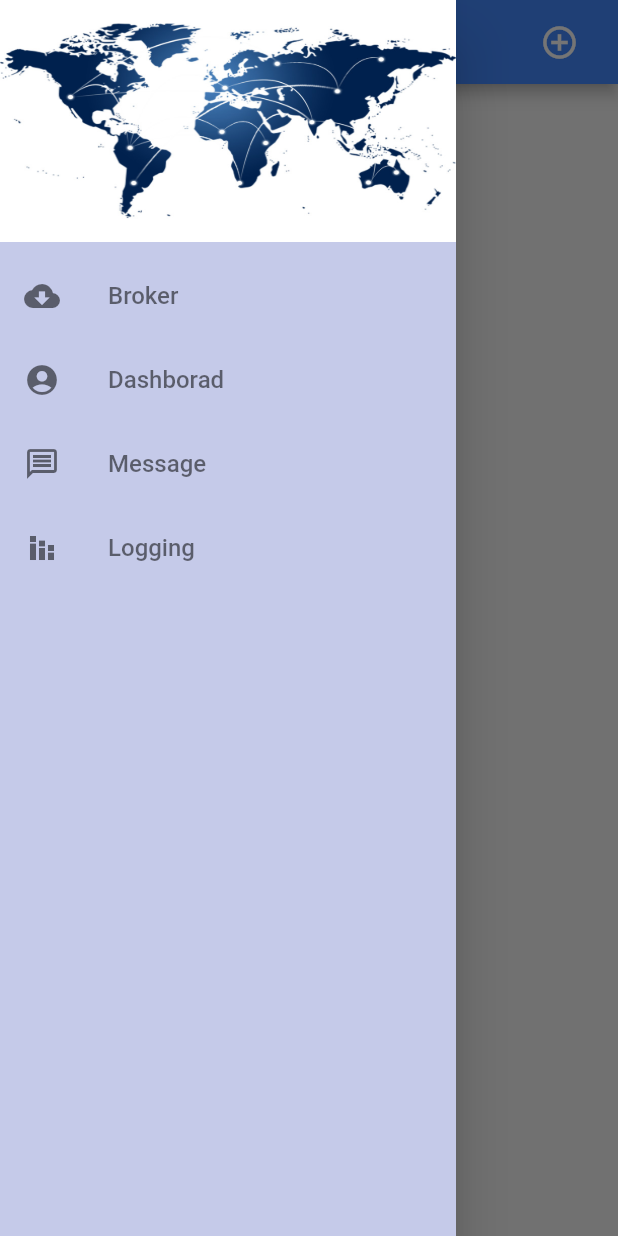
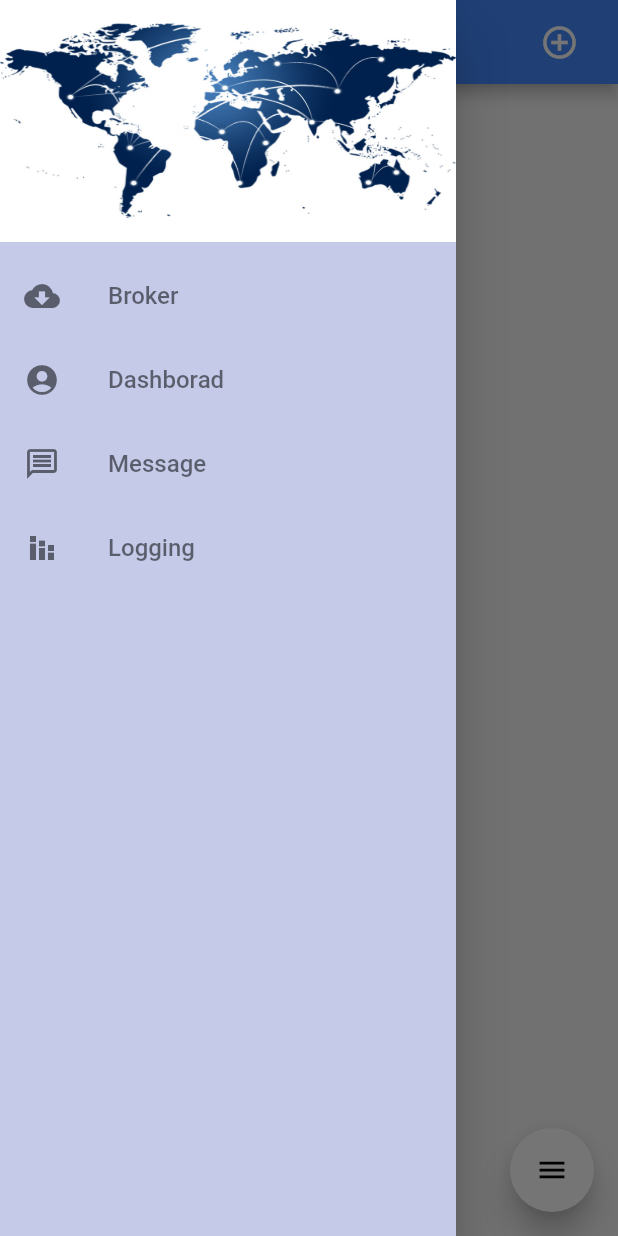
Before and after one commit to Pritesh24gurjar/MQTT_Client-Dashboard-Application-Build-With-Flutter, a Flutter app: the screen it shows after launch, with the side drawer open, on a phone screen of 412 x 824 dp. Run offline on Flutter 3.47's test engine with Material 2 defaults, Android fonts, the phone set to English and light mode, and no system bars; drawn by our look-alikes of flutter_speed_dial; our stand-ins replace auto_size_text, date_format, fluttertoast, font_awesome_flutter, get_it, select_form_field and 3 more; missing offline and left inert: flutter_hsvcolor_picker, flutter_thermometer, mqtt_client, neuomorphic_container, ssl_pinning_plugin; accounts and stored records are empty.

Commit message:
After assesment complition

```diff
--- a/lib/modules/broker/screen/broker_screen.dart
+++ b/lib/modules/broker/screen/broker_screen.dart
@@ -1,6 +1,7 @@
 import 'dart:io';
 
 import 'package:flutter/material.dart';
+import 'package:flutter_speed_dial/flutter_speed_dial.dart';
 import 'package:mqtt_app/helpers/database_helper.dart';
 import 'package:mqtt_app/modules/core/managers/MQTTManager.dart';
 import 'package:mqtt_app/modules/helpers/screen_route.dart';
@@ -199,30 +200,28 @@ class _BrokerScreenState extends State<BrokerScreen> {
                                 onTap: () {
                                   _manager.disconnect();
 
-                                  if (snapshot.data[index].useSSL == 0 && snapshot.data[index].useWS == 1) {
+                                  if (snapshot.data[index].useSSL == 0 &&
+                                      snapshot.data[index].useWS == 1) {
                                     _manager.initializeMQTTClientWS(
                                         host: snapshot.data[index].title,
-                                        identifier: snapshot.data[index].clientid,
+                                        identifier:
+                                            snapshot.data[index].clientid,
                                         port: snapshot.data[index].description,
                                         username: snapshot.data[index].username,
                                         password: snapshot.data[index].password,
                                         useWS: true);
-                                    if(snapshot.data[index].username != null &&
+                                    if (snapshot.data[index].username != null &&
                                         snapshot.data[index].password != null) {
                                       _manager.connect_Websocket();
-                                    }
-                                    else if (snapshot.data[index].username == null&&
-                                        snapshot.data[index].password == null)
-                                    {
+                                    } else if (snapshot.data[index].username ==
+                                            null &&
+                                        snapshot.data[index].password == null) {
                                       _manager.connect_Websocket_WUP();
-                                    }
-                                    else{
+                                    } else {
                                       //_manager.connect1();
                                     }
-
-                                  }
-
-                                  else if (snapshot.data[index].useSSL == 1 && snapshot.data[index].useWS == 0) {
+                                  } else if (snapshot.data[index].useSSL == 1 &&
+                                      snapshot.data[index].useWS == 0) {
                                     _manager.initializeMQTTClientSSL(
                                       host: snapshot.data[index].title,
                                       identifier: snapshot.data[index].clientid,
@@ -230,21 +229,16 @@ class _BrokerScreenState extends State<BrokerScreen> {
                                       username: snapshot.data[index].username,
                                       password: snapshot.data[index].password,
                                     );
-                                    if(snapshot.data[index].username != null &&
+                                    if (snapshot.data[index].username != null &&
                                         snapshot.data[index].password != null) {
                                       _manager.connect_SSL();
-                                    }
-                                    else{
+                                    } else {
                                       _manager.connect_SSL_WUP();
                                     }
-                                  }
-
-                                  else if(snapshot.data[index].useSSL == 1 && snapshot.data[index].useWS == 1)
-                                  {
+                                  } else if (snapshot.data[index].useSSL == 1 &&
+                                      snapshot.data[index].useWS == 1) {
                                     print("you can't do it both");
-                                  }
-
-                                  else {
+                                  } else {
                                     _manager.initializeMQTTClient(
                                       host: snapshot.data[index].title,
                                       identifier: snapshot.data[index].clientid,
@@ -253,14 +247,12 @@ class _BrokerScreenState extends State<BrokerScreen> {
                                       password: snapshot.data[index].password,
                                     );
 
-                                    if(snapshot.data[index].username != null &&
+                                    if (snapshot.data[index].username != null &&
                                         snapshot.data[index].password != null) {
                                       _manager.connect();
-                                    }
-
-                                    else if (snapshot.data[index].username == null&&
-                                        snapshot.data[index].password == null)
-                                    {
+                                    } else if (snapshot.data[index].username ==
+                                            null &&
+                                        snapshot.data[index].password == null) {
                                       _manager.connect_WUP();
                                     }
                                   }
@@ -297,6 +289,53 @@ class _BrokerScreenState extends State<BrokerScreen> {
           ),
         ),
       ),
+      floatingActionButton: SpeedDial(
+        // both default to 16
+        marginRight: 18,
+        marginBottom: 20,
+        animatedIcon: AnimatedIcons.menu_close,
+        animatedIconTheme: IconThemeData(size: 22.0),
+        // this is ignored if animatedIcon is non null
+        // child: Icon(Icons.add),
+        visible: _dialVisible,
+        // If true user is forced to close dial manually
+        // by tapping main button and overlay is not rendered.
+        closeManually: false,
+        curve: Curves.bounceIn,
+        overlayColor: Colors.black,
+        overlayOpacity: 0.5,
+        onOpen: () => print('OPENING DIAL'),
+        onClose: () => print('DIAL CLOSED'),
+        tooltip: 'Speed Dial',
+        heroTag: 'speed-dial-hero-tag',
+        backgroundColor: Colors.white,
+        foregroundColor: Colors.black,
+        elevation: 8.0,
+        shape: CircleBorder(),
+        children: [
+          SpeedDialChild(
+            child: Icon(Icons.accessibility),
+            backgroundColor: Colors.red,
+            label: 'Subscribe',
+            labelStyle: TextStyle(fontSize: 18.0),
+            onTap: () => Navigator.of(context).pushNamed(SUBSCRIBE_ROUTE),
+          ),
+          SpeedDialChild(
+            child: Icon(Icons.flash_auto),
+            backgroundColor: Colors.blue,
+            label: 'Light on/off',
+            labelStyle: TextStyle(fontSize: 18.0),
+            onTap: () => Navigator.of(context).pushNamed(LIGHT_ROUTE),
+          ),
+          SpeedDialChild(
+            child: Icon(Icons.message_rounded),
+            backgroundColor: Colors.green,
+            label: 'Advanced Text',
+            labelStyle: TextStyle(fontSize: 18.0),
+            onTap: () => Navigator.of(context).pushNamed(MESS_ROUTE),
+          ),
+        ],
+      ),
     );
   }
 
@@ -329,7 +368,7 @@ class _BrokerScreenState extends State<BrokerScreen> {
                   //Icons.add_circle_outline,
                   // size: 26.0,
                   icon: const Icon(Icons.add_circle_outline),
-                iconSize:26.0,
+                  iconSize: 26.0,
 
                   onPressed: () {
                     Navigator.push(context,
@@ -338,6 +377,7 @@ class _BrokerScreenState extends State<BrokerScreen> {
                 ),
               ),
             ),
-          )]);
+          )
+        ]);
   }
 }
--- a/lib/widgets/custom_slider.dart
+++ b/lib/widgets/custom_slider.dart
@@ -69,6 +69,7 @@ class _CustomSliderState extends State<CustomSlider> {
                       //inactiveColor: Colors.grey[300],
                       onChanged: (val) {
                         value = val;
+                        print(val);
                         _manager.publish(value.toInt().toString(), widget.qos,
                             widget.pub, false);
                         setState(() {
```
Also changed, not shown: lib/modules/broker/screen/taskpage.dart (+8 -8 lines), lib/modules/dashborad/screen/widget/lightinside.dart (+5 -6 lines), lib/modules/dashborad/screen/widgetRoom/detail_screen_fan.dart (+8 -3 lines), lib/modules/dashborad/screen/widgetRoom/detail_screen_heater.dart (+21 -6 lines), 2 other files. Lines whose indentation alone changed are shown as unchanged.
